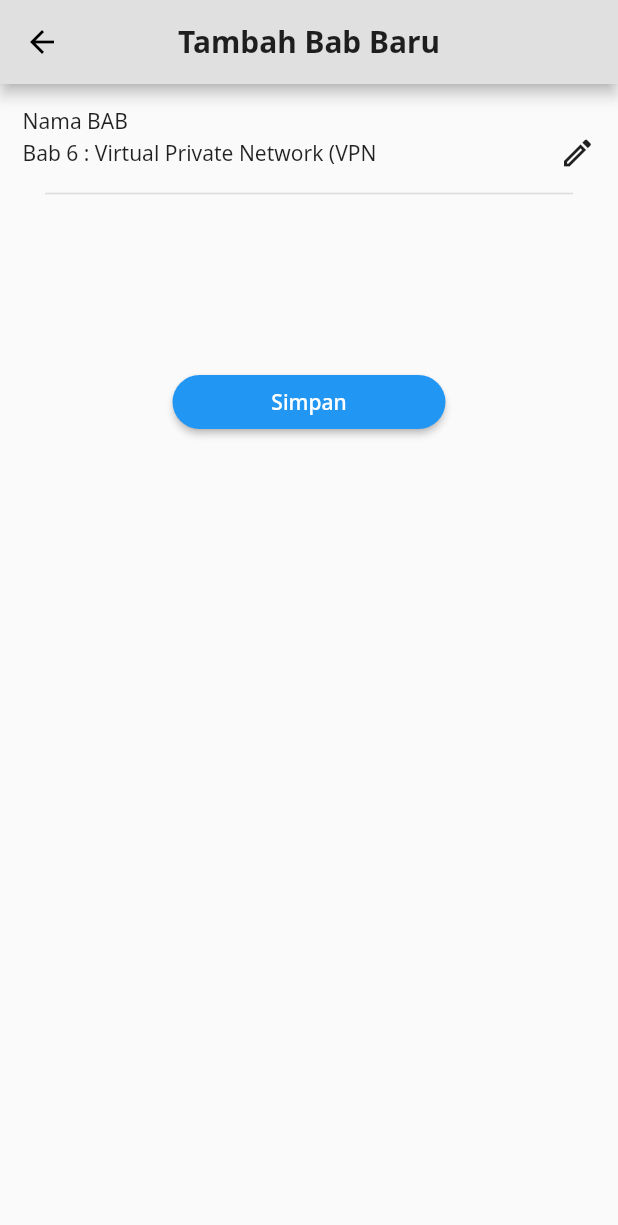
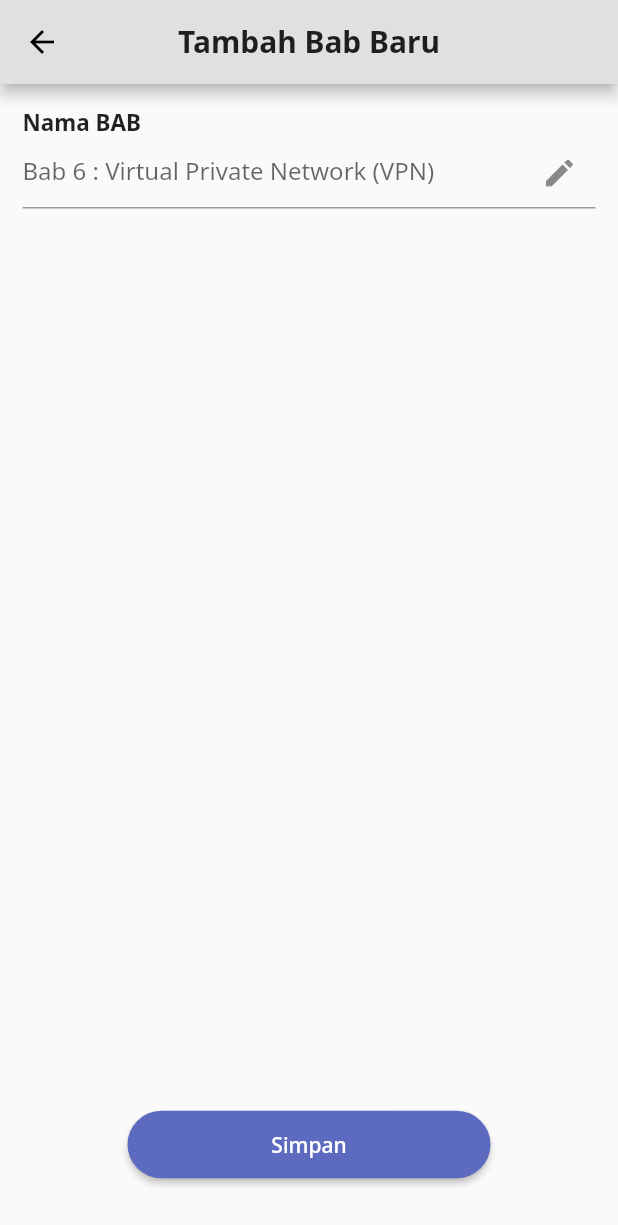
Before and after one commit to daniandraaa/Stelk_guru_project, a Flutter app: the AIJMapelPage screen opened by its route, after a tap on the "add circle" icon, on a phone screen of 412 x 824 dp. Shown: the top 1225 px of the screen. Run offline on Flutter 3.47's test engine with Material 2 defaults, Android fonts, the phone set to English and light mode, and no system bars; our stand-ins replace carousel_slider, cloud_firestore, dropdown_search, firebase_auth, firebase_core, flutter_neumorphic and 4 more; accounts and stored records are empty.

Commit message:
update mapel aij

```diff
--- a/lib/page/aij_mapel_page.dart
+++ b/lib/page/aij_mapel_page.dart
@@ -34,15 +34,14 @@ class AIJMapelPage extends StatelessWidget {
                         decoration: BoxDecoration(
                             color: Colors.grey[200],
                             borderRadius: BorderRadius.circular(15),
-                          // boxShadow: [
-                          //   BoxShadow(
-                          //     color: Colors.grey.withOpacity(0.6),
-                          //     spreadRadius: 0.5,
-                          //     blurRadius: 10,
-                          //     offset: const Offset(0, 1),
-                          //   )
-                          // ]
+                            boxShadow: [
+                              BoxShadow(
+                                color: Colors.grey.withOpacity(0.4),
+                                spreadRadius: 1,
+                                blurRadius: 5,
+                                offset: const Offset(0, 3),
                               ),
+                            ]),
                         child: Padding(
                           padding: const EdgeInsets.symmetric(
                               horizontal: 15, vertical: 15),
@@ -82,7 +81,6 @@ class AIJMapelPage extends StatelessWidget {
                   const TabBar(
                     labelColor: Colors.black,
                     indicatorColor: Colors.red,
-
                     tabs: [
                       Tab(
                         text: 'Materi',
@@ -103,12 +101,17 @@ class AIJMapelPage extends StatelessWidget {
                       ],
                     ),
                   ),
-                  IconButton(
+                  Padding(
+                    padding: const EdgeInsets.only(left: 300),
+                    child: IconButton(
+                      color: Colors.indigo[400],
+                      iconSize: 50,
                       icon: const Icon(
                         Icons.add_circle,
                       ),
                       onPressed: () =>
                           Navigator.pushNamed(context, Routes.tambahbab),
+                    ),
                   ),
                 ],
               )),
--- a/lib/page/tambah_bab.dart
+++ b/lib/page/tambah_bab.dart
@@ -18,41 +18,34 @@ class TambahBab extends StatelessWidget {
         ),
         centerTitle: true,
       ),
-      body: SafeArea(
+      body: SingleChildScrollView(
+        child: SafeArea(
           child: Padding(
             padding: const EdgeInsets.all(15),
             child: Column(
               crossAxisAlignment: CrossAxisAlignment.start,
               children: [
-              Text('Nama BAB'),
-              // TextField(
-              //   decoration: InputDecoration(hintText: ('Masukkan nama Bab')),
-              // ),
-
-              Row(
-                mainAxisAlignment: MainAxisAlignment.spaceBetween,
-                children: [
-                  Text('Bab 6 : Virtual Private Network (VPN'),
-                  Icon(Icons.create_outlined)
-                ],
+                const Text(
+                  'Nama BAB',
+                  style: TextStyle(fontWeight: FontWeight.bold, fontSize: 15),
                 ),
-              const Divider(
-                height: 30,
-                indent: 15,
-                endIndent: 15,
-                thickness: 1,
+                const TextField(
+                  decoration: InputDecoration(
+                      hintText: ('Bab 6 : Virtual Private Network (VPN)'),
+                      suffixIcon: Icon(Icons.create)),
                 ),
                 Padding(
-                padding:
-                    const EdgeInsets.symmetric(horizontal: 100, vertical: 100),
+                  padding: const EdgeInsets.fromLTRB(70, 600, 70, 0),
                   child: ElevatedButton(
                     style: ElevatedButton.styleFrom(
+                        primary: Colors.indigo[400],
                         shape: RoundedRectangleBorder(
                             borderRadius: BorderRadius.circular(30))),
                     onPressed: () =>
                         Navigator.pushNamed(context, Routes.aijmapelpage),
                     child: SizedBox(
-                      width: 500,
+                        width: MediaQuery.of(context).size.width,
+                        height: 45,
                         child: Center(
                           child: Center(
                             child: Text(
@@ -70,6 +63,7 @@ class TambahBab extends StatelessWidget {
             ),
           ),
         ),
+      ),
     );
   }
 }
--- a/lib/route/route.dart
+++ b/lib/route/route.dart
@@ -62,6 +62,7 @@ import 'package:siswa/page/prestasi_page.dart';
 import 'package:siswa/page/rpl_forum_page.dart';
 import 'package:siswa/page/syaratdanketentuan.dart';
 import 'package:siswa/page/tambah_bab.dart';
+import 'package:siswa/page/tambahmodulbaru.dart';
 import 'package:siswa/page/tel_forum_page.dart';
 import 'package:siswa/page/tentang_kami.dart';
 import 'package:siswa/page/tja_forum_page.dart';
@@ -145,6 +146,7 @@ class Routes {
   static const String laporan1aij = '/laporan1aij';
   static const String bab1modulariha = 'bab1modulariha';
   static const String tugasbab1binggris = '/tugasbab1binggris';
+  static const String tambahmodulbaru = '/tambahmodulbaru';
 
   static var args;
 
@@ -465,6 +467,9 @@ class Routes {
       case tugasbab1binggris:
         return pageRoute(TugasBab1Binggris());
 
+      case tambahmodulbaru:
+        return pageRoute(TambahMobulBaru());
+
       default:
         return pageRoute(const Scaffold(
           body: Center(
--- a/pubspec.yaml
+++ b/pubspec.yaml
@@ -40,6 +40,7 @@ dependencies:
   get: ^4.6.1
   change_app_package_name: ^1.0.0
   url_launcher: ^6.0.18
+  dropdown_search: ^2.0.1
 
 dev_dependencies:
   flutter_test:
```
Also changed, not shown: lib/page/bab1_aij.dart (+16 -1 lines), lib/page/modul1aij.dart (+5 -3 lines), lib/page/tambahmodulbaru.dart (added, +306 -0 lines), pubspec.lock. Lines whose indentation alone changed are shown as unchanged.
